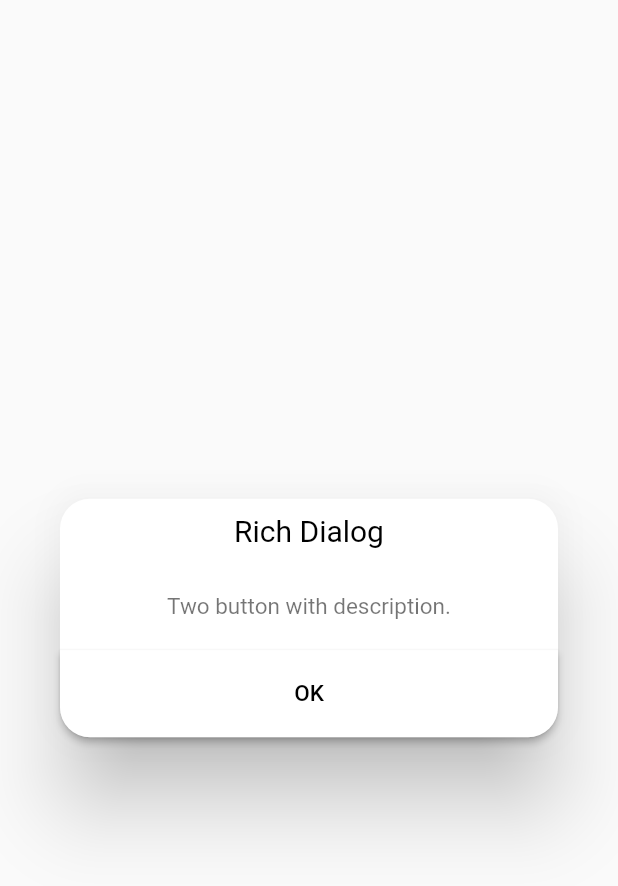
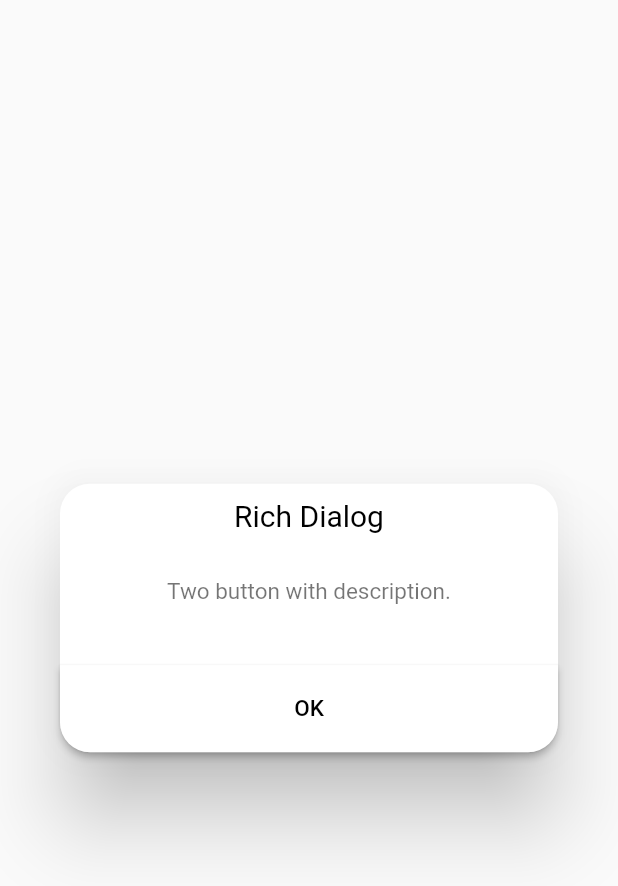
Before and after one commit to debasiskoley/rich_dialog_box, a Flutter app: the RichDialogBox widget shown alone on an empty page, opened directly, on a phone screen of 412 x 824 dp. Shown: the top 886 px of the screen. Run offline on Flutter 3.47's test engine with Material 2 defaults, Android fonts, the phone set to English and light mode, and no system bars; Roboto replaces fonts that are missing (RobotoRegular).

```diff
--- a/lib/rich_dialog_box.dart
+++ b/lib/rich_dialog_box.dart
@@ -9,8 +9,7 @@ class RichDialogBox extends StatefulWidget {
     this.titleFamily = '',
     this.titleColor = Colors.black,
     this.titlePadding = const EdgeInsets.all(20),
-    this.isForm = false,
-    this.form = const Text('Form field is not present.'),
+    this.form,
     @required this.content,
     this.padding,
     this.borderRadius,
@@ -27,7 +26,6 @@ class RichDialogBox extends StatefulWidget {
   final double titleSize;
   final String titleFamily;
   final Color titleColor;
-  final bool isForm;
   final Widget form;
   final Widget content;
   final EdgeInsetsGeometry titlePadding;
@@ -71,12 +69,11 @@ class _RichDialogBoxState extends State<RichDialogBox> {
                     textAlign: TextAlign.center,
                   ),
                 ),
-                widget.isForm
-                    ? widget.form
-                    : const SizedBox(height: 0),
-                widget.content ??
-                    const SizedBox(height: 0),
-               _showActions(),
+                widget.content ?? const SizedBox(height: 0),
+                SizedBox(height: 10),
+                widget.form ?? const SizedBox(height: 0),
+                SizedBox(height: 10),
+                _buildActionsWidget(),
               ],
             ),
             widget.isClose
@@ -84,8 +81,7 @@ class _RichDialogBoxState extends State<RichDialogBox> {
               top: 10,
               right: 10,
               child: IconButton(
-                onPressed: () =>
-                widget.onPressClose ?? Navigator.pop(context),
+                onPressed: () =>  widget.onPressClose != null ? widget.onPressClose() : Navigator.pop(context),
                 icon: Icon(
                   Icons.close,
                   size: 25,
@@ -108,16 +104,22 @@ class _RichDialogBoxState extends State<RichDialogBox> {
     );
   }
 
-  Widget _showActions(){
-    return  ( widget.actions != null && widget.actions.length == 2 )
+  Widget _buildActionsWidget(){
+    return  ( widget.actions != null
+        && widget.actions.length == 2
+        && widget.actions[0].isPositive !=null
+        && widget.actions[1].isPositive !=null)
         ? Row (
               mainAxisAlignment: MainAxisAlignment.spaceBetween,
               children: [
-                widget.actions[0],
-                widget.actions[1]
+                ( widget.actions[0].isPositive && !widget.actions[1].isPositive)
+                ? widget.actions[0] : const SizedBox(height: 10),
+
+                (widget.actions[0].isPositive && !widget.actions[1].isPositive)
+                ? widget.actions[1] : const SizedBox(height: 10),
               ]
           )
-        : ( widget.actions != null && widget.actions.length == 1 )
+        : ( widget.actions != null && widget.actions.length == 1  && widget.actions[0].isPositive == null)
         ? Row (
               mainAxisAlignment: MainAxisAlignment.spaceBetween,
               children: [
```
Also changed, not shown: example/lib/view/rich_dialog_view.dart (+150 -2 lines).
